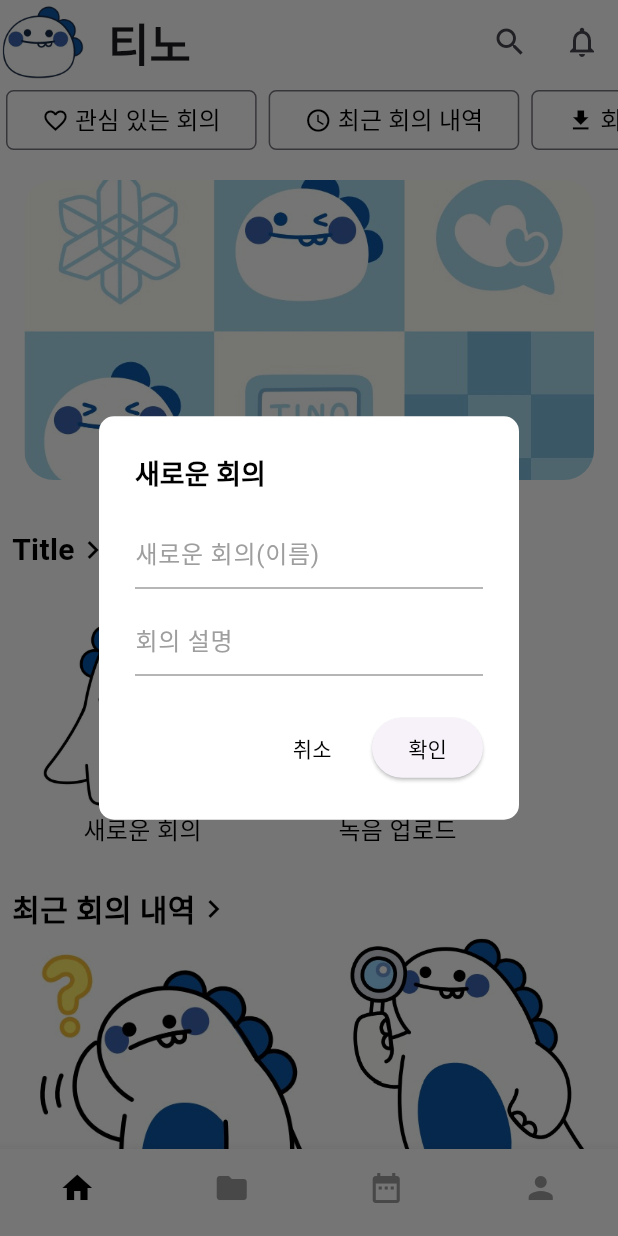
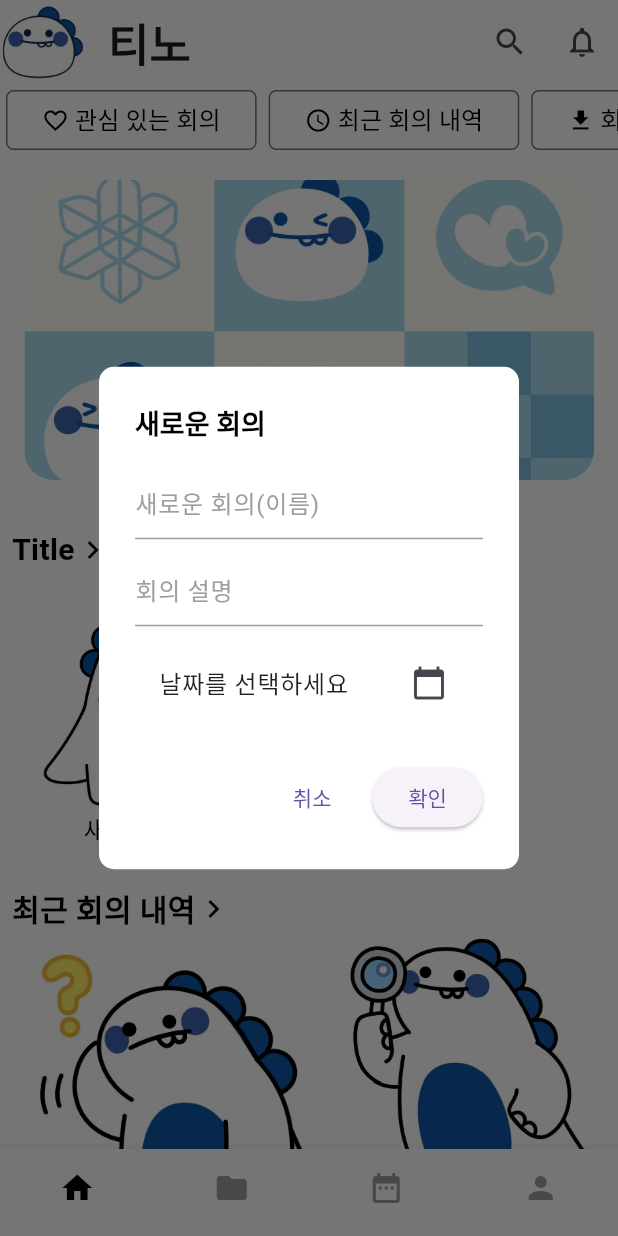
Before and after one commit to Aonickname/Tino, a Flutter app: the screen it shows after launch, after a tap on "새로운 회의", on a phone screen of 412 x 824 dp. Run offline on Flutter 3.47's test engine with Material 3 defaults, Android fonts, the phone set to English and light mode, and no system bars; drawn by our look-alikes of smooth_page_indicator; our stand-ins replace table_calendar.

Commit message:
새로운 회의 날짜 선택 기능

```diff
--- a/lib/screens/home_screen.dart
+++ b/lib/screens/home_screen.dart
@@ -174,9 +174,10 @@ class _HomeScreenState extends State<HomeScreen> {
                                 children: [
                                   InkWell(
                                       onTap: () {
-                                        CustomDialogs.showInputDialogNewMeeting(context, (name, description) {
+                                        CustomDialogs.showInputDialogNewMeeting(context, (name, description, date) {
                                           print("회의 이름: $name");
                                           print("회의 설명: $description");
+                                          print("날짜: $date");
                                         });
                                       },
                                       child: Column(
--- a/lib/widgets/dialog.dart
+++ b/lib/widgets/dialog.dart
@@ -128,39 +128,36 @@ class CustomDialogs {
   }
 
   static void showInputDialogNewMeeting(BuildContext context,
-      Function(String, String) onSubmit) {
+      Function(String, String, DateTime) onSubmit) {
     TextEditingController nameController = TextEditingController();
     TextEditingController descriptionController = TextEditingController();
+    DateTime? selectedDate;
 
     showDialog(
       context: context,
       builder: (context) {
         return AlertDialog(
           backgroundColor: Colors.white,
-          titleTextStyle: TextStyle(color: Colors.black, fontSize: 18, fontWeight: FontWeight.bold),
+          titleTextStyle:
+          TextStyle(color: Colors.black, fontSize: 18, fontWeight: FontWeight.bold),
           contentTextStyle: TextStyle(color: Colors.black87),
-
           shape: RoundedRectangleBorder(
-            borderRadius: BorderRadius.circular(10), // 테두리 둥글게
+            borderRadius: BorderRadius.circular(10),
           ),
           title: Text("새로운 회의"),
           content: Column(
-            mainAxisSize: MainAxisSize.min, // 다이얼로그 크기 자동 조절
+            mainAxisSize: MainAxisSize.min,
             children: [
-              // 회의 이름 입력 필드 (X 버튼 추가)
+              // 회의 이름 입력 필드
               TextField(
                 controller: nameController,
                 decoration: InputDecoration(
                   hintText: "새로운 회의(이름)",
-
                   hintStyle: TextStyle(color: Colors.grey),
                   focusedBorder: UnderlineInputBorder(
-                    borderSide: BorderSide(color: Colors.black)
-                  ),
+                      borderSide: BorderSide(color: Colors.black)),
                   enabledBorder: UnderlineInputBorder(
-                    borderSide: BorderSide(color: Colors.grey)
-                  ),
-
+                      borderSide: BorderSide(color: Colors.grey)),
                   suffixIcon: nameController.text.isNotEmpty
                       ? IconButton(
                     icon: Icon(Icons.clear),
@@ -170,27 +167,19 @@ class CustomDialogs {
                   )
                       : null,
                 ),
-                onChanged: (text) {
-                  // X 버튼 업데이트를 위해 다이얼로그 다시 빌드
-                  (context as Element).markNeedsBuild();
-                },
               ),
               SizedBox(height: 10),
 
-              // 회의 설명 입력 필드 (X 버튼 추가)
+              // 회의 설명 입력 필드
               TextField(
                 controller: descriptionController,
                 decoration: InputDecoration(
                   hintText: "회의 설명",
-
                   hintStyle: TextStyle(color: Colors.grey),
                   focusedBorder: UnderlineInputBorder(
-                      borderSide: BorderSide(color: Colors.black)
-                  ),
+                      borderSide: BorderSide(color: Colors.black)),
                   enabledBorder: UnderlineInputBorder(
-                      borderSide: BorderSide(color: Colors.grey)
-                  ),
-
+                      borderSide: BorderSide(color: Colors.grey)),
                   suffixIcon: descriptionController.text.isNotEmpty
                       ? IconButton(
                     icon: Icon(Icons.clear),
@@ -200,9 +189,29 @@ class CustomDialogs {
                   )
                       : null,
                 ),
-                onChanged: (text) {
-                  // X 버튼 업데이트를 위해 다이얼로그 다시 빌드
-                  (context as Element).markNeedsBuild();
+              ),
+              SizedBox(height: 10),
+
+              // 날짜 선택 필드
+              ListTile(
+                title: Text(
+                  selectedDate == null
+                      ? '날짜를 선택하세요'
+                      : '${DateFormat('yyyy-MM-dd').format(selectedDate!)}', // 날짜 포맷 변경
+                  style: TextStyle(color: Colors.black87),
+                ),
+                trailing: Icon(Icons.calendar_today),
+                onTap: () async {
+                  DateTime? pickedDate = await showDatePicker(
+                    context: context,
+                    initialDate: DateTime.now(),
+                    firstDate: DateTime(2000),
+                    lastDate: DateTime(2101),
+                  );
+                  if (pickedDate != null && pickedDate != selectedDate) {
+                    selectedDate = pickedDate;
+                    (context as Element).markNeedsBuild();
+                  }
                 },
               ),
             ],
@@ -210,19 +219,19 @@ class CustomDialogs {
           actions: [
             TextButton(
               onPressed: () => Navigator.pop(context),
-              style: TextButton.styleFrom(
-                foregroundColor: Colors.black,
-              ),
               child: Text("취소"),
             ),
             ElevatedButton(
               onPressed: () {
-                onSubmit(nameController.text, descriptionController.text);
-                Navigator.pop(context);
+                if (selectedDate != null) {
+                  onSubmit(nameController.text, descriptionController.text, selectedDate!);
+                  Navigator.pop(context);
+                } else {
+                  ScaffoldMessenger.of(context).showSnackBar(
+                    SnackBar(content: Text("날짜를 선택해주세요")),
+                  );
+                }
               },
-              style: TextButton.styleFrom(
-                foregroundColor: Colors.black,
-              ),
               child: Text("확인"),
             ),
           ],
@@ -231,4 +240,6 @@ class CustomDialogs {
     );
   }
 
+
+
 }
```
